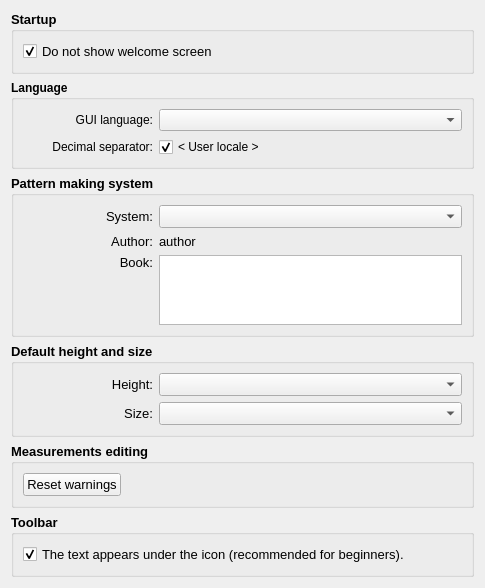
Above: src/app/seamlyme/dialogs/configpages/seamlymepreferencesconfigurationpage.ui from FashionFreedom/Seamly2D before the change. Below: the same form after it.
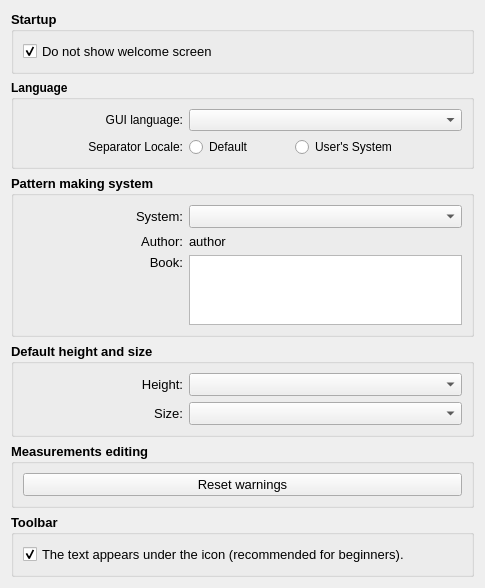
That is the form after the change.

Commit message: update locale pref selection in dialogs

Diff of the .ui file:
```diff
--- a/src/app/seamlyme/dialogs/configpages/seamlymepreferencesconfigurationpage.ui
+++ b/src/app/seamlyme/dialogs/configpages/seamlymepreferencesconfigurationpage.ui
@@ -7,9 +7,21 @@
     <x>0</x>
     <y>0</y>
     <width>485</width>
-    <height>567</height>
+    <height>579</height>
    </rect>
   </property>
+  <property name="sizePolicy">
+   <sizepolicy hsizetype="Expanding" vsizetype="Preferred">
+    <horstretch>0</horstretch>
+    <verstretch>0</verstretch>
+   </sizepolicy>
+  </property>
+  <property name="minimumSize">
+   <size>
+    <width>485</width>
+    <height>0</height>
+   </size>
+  </property>
   <property name="maximumSize">
    <size>
     <width>16777215</width>
@@ -37,7 +49,7 @@
      <property name="title">
       <string>Startup</string>
      </property>
-     <layout class="QVBoxLayout" name="verticalLayout_7">
+     <layout class="QVBoxLayout" name="verticalLayout_3">
       <item>
        <widget class="QCheckBox" name="showWelcome_CheckBox">
         <property name="font">
@@ -58,7 +70,13 @@
     </widget>
    </item>
    <item>
-    <widget class="QGroupBox" name="groupBox_2">
+    <widget class="QGroupBox" name="language_GroupBox">
+     <property name="sizePolicy">
+      <sizepolicy hsizetype="Expanding" vsizetype="Preferred">
+       <horstretch>0</horstretch>
+       <verstretch>0</verstretch>
+      </sizepolicy>
+     </property>
      <property name="font">
       <font>
        <bold>true</bold>
@@ -69,12 +87,12 @@
      </property>
      <layout class="QVBoxLayout" name="verticalLayout_2">
       <item>
-       <layout class="QHBoxLayout" name="horizontalLayout">
-        <item>
-         <widget class="QLabel" name="label_2">
+       <layout class="QFormLayout" name="language_FormLayout">
+        <item row="0" column="0">
+         <widget class="QLabel" name="guiLang_Label">
           <property name="minimumSize">
            <size>
-            <width>130</width>
+            <width>160</width>
             <height>0</height>
            </size>
           </property>
@@ -91,7 +109,7 @@
           </property>
          </widget>
         </item>
-        <item>
+        <item row="0" column="1">
          <widget class="QComboBox" name="langCombo">
           <property name="sizePolicy">
            <sizepolicy hsizetype="Expanding" vsizetype="Fixed">
@@ -101,7 +119,7 @@
           </property>
           <property name="minimumSize">
            <size>
-            <width>300</width>
+            <width>220</width>
             <height>0</height>
            </size>
           </property>
@@ -112,15 +130,11 @@
           </property>
          </widget>
         </item>
-       </layout>
-      </item>
-      <item>
-       <layout class="QHBoxLayout" name="horizontalLayout_2">
-        <item>
-         <widget class="QLabel" name="label_3">
+        <item row="1" column="0">
+         <widget class="QLabel" name="locale_Label">
           <property name="minimumSize">
            <size>
-            <width>130</width>
+            <width>160</width>
             <height>0</height>
            </size>
           </property>
@@ -130,39 +144,59 @@
            </font>
           </property>
           <property name="text">
-           <string>Decimal separator:</string>
+           <string>Separator Locale:</string>
           </property>
           <property name="alignment">
            <set>Qt::AlignRight|Qt::AlignTrailing|Qt::AlignVCenter</set>
           </property>
          </widget>
         </item>
-        <item>
-         <widget class="QCheckBox" name="osOption_CheckBox">
-          <property name="sizePolicy">
-           <sizepolicy hsizetype="Expanding" vsizetype="Fixed">
-            <horstretch>0</horstretch>
-            <verstretch>0</verstretch>
-           </sizepolicy>
-          </property>
-          <property name="minimumSize">
-           <size>
-            <width>300</width>
-            <height>0</height>
-           </size>
-          </property>
-          <property name="font">
-           <font>
-            <bold>false</bold>
-           </font>
-          </property>
-          <property name="text">
-           <string notr="true">&lt; User locale &gt;</string>
-          </property>
-          <property name="checked">
-           <bool>true</bool>
-          </property>
-         </widget>
+        <item row="1" column="1">
+         <layout class="QHBoxLayout" name="horizontalLayout">
+          <item>
+           <widget class="QRadioButton" name="cLocale_RadioButton">
+            <property name="minimumSize">
+             <size>
+              <width>100</width>
+              <height>0</height>
+             </size>
+            </property>
+            <property name="font">
+             <font>
+              <bold>false</bold>
+             </font>
+            </property>
+            <property name="text">
+             <string>Default</string>
+            </property>
+           </widget>
+          </item>
+          <item>
+           <widget class="QRadioButton" name="userLocale_RadioButton">
+            <property name="font">
+             <font>
+              <bold>false</bold>
+             </font>
+            </property>
+            <property name="text">
+             <string>User's System</string>
+            </property>
+           </widget>
+          </item>
+          <item>
+           <spacer name="horizontalSpacer">
+            <property name="orientation">
+             <enum>Qt::Horizontal</enum>
+            </property>
+            <property name="sizeHint" stdset="0">
+             <size>
+              <width>40</width>
+              <height>20</height>
+             </size>
+            </property>
+           </spacer>
+          </item>
+         </layout>
         </item>
        </layout>
       </item>
@@ -170,7 +204,13 @@
     </widget>
    </item>
    <item>
-    <widget class="QGroupBox" name="groupBox_3">
+    <widget class="QGroupBox" name="pms_GroupBox">
+     <property name="sizePolicy">
+      <sizepolicy hsizetype="Expanding" vsizetype="Preferred">
+       <horstretch>0</horstretch>
+       <verstretch>0</verstretch>
+      </sizepolicy>
+     </property>
      <property name="font">
       <font>
        <pointsize>10</pointsize>
@@ -180,14 +220,14 @@
      <property name="title">
       <string>Pattern making system</string>
      </property>
-     <layout class="QVBoxLayout" name="verticalLayout_3">
+     <layout class="QVBoxLayout" name="verticalLayout_4">
       <item>
-       <layout class="QHBoxLayout" name="horizontalLayout_3">
-        <item>
-         <widget class="QLabel" name="label_6">
+       <layout class="QFormLayout" name="pms_FormLayout">
+        <item row="0" column="0">
+         <widget class="QLabel" name="system_Label">
           <property name="minimumSize">
            <size>
-            <width>130</width>
+            <width>160</width>
             <height>0</height>
            </size>
           </property>
@@ -205,7 +245,7 @@
           </property>
          </widget>
         </item>
-        <item>
+        <item row="0" column="1">
          <widget class="QComboBox" name="systemCombo">
           <property name="sizePolicy">
            <sizepolicy hsizetype="Expanding" vsizetype="Fixed">
@@ -215,7 +255,7 @@
           </property>
           <property name="minimumSize">
            <size>
-            <width>300</width>
+            <width>220</width>
             <height>0</height>
            </size>
           </property>
@@ -227,15 +267,11 @@
           </property>
          </widget>
         </item>
-       </layout>
-      </item>
-      <item>
-       <layout class="QHBoxLayout" name="horizontalLayout_4">
-        <item>
-         <widget class="QLabel" name="label_7">
+        <item row="1" column="0">
+         <widget class="QLabel" name="author_Label">
           <property name="minimumSize">
            <size>
-            <width>130</width>
+            <width>160</width>
             <height>0</height>
            </size>
           </property>
@@ -253,7 +289,7 @@
           </property>
          </widget>
         </item>
-        <item>
+        <item row="1" column="1">
          <widget class="QLabel" name="systemAuthorValueLabel">
           <property name="sizePolicy">
            <sizepolicy hsizetype="Expanding" vsizetype="Preferred">
@@ -278,15 +314,11 @@
           </property>
          </widget>
         </item>
-       </layout>
-      </item>
-      <item>
-       <layout class="QHBoxLayout" name="horizontalLayout_5">
-        <item>
-         <widget class="QLabel" name="label_9">
+        <item row="2" column="0">
+         <widget class="QLabel" name="book_Label">
           <property name="minimumSize">
            <size>
-            <width>130</width>
+            <width>160</width>
             <height>0</height>
            </size>
           </property>
@@ -304,7 +336,7 @@
           </property>
          </widget>
         </item>
-        <item>
+        <item row="2" column="1">
          <widget class="QPlainTextEdit" name="systemBookValueLabel">
           <property name="sizePolicy">
            <sizepolicy hsizetype="Expanding" vsizetype="Preferred">
@@ -314,7 +346,7 @@
           </property>
           <property name="minimumSize">
            <size>
-            <width>300</width>
+            <width>220</width>
             <height>0</height>
            </size>
           </property>
@@ -335,7 +367,13 @@
     </widget>
    </item>
    <item>
-    <widget class="QGroupBox" name="groupBox">
+    <widget class="QGroupBox" name="heightSize_GroupBox">
+     <property name="sizePolicy">
+      <sizepolicy hsizetype="Expanding" vsizetype="Preferred">
+       <horstretch>0</horstretch>
+       <verstretch>0</verstretch>
+      </sizepolicy>
+     </property>
      <property name="font">
       <font>
        <pointsize>10</pointsize>
@@ -345,14 +383,14 @@
      <property name="title">
       <string>Default height and size</string>
      </property>
-     <layout class="QVBoxLayout" name="verticalLayout_4">
+     <layout class="QVBoxLayout" name="verticalLayout_5">
       <item>
-       <layout class="QHBoxLayout" name="horizontalLayout_6">
-        <item>
-         <widget class="QLabel" name="label">
+       <layout class="QFormLayout" name="heightSize_FormLayout">
+        <item row="0" column="0">
+         <widget class="QLabel" name="heigh_Label">
           <property name="minimumSize">
            <size>
-            <width>130</width>
+            <width>160</width>
             <height>0</height>
            </size>
           </property>
@@ -370,7 +408,7 @@
           </property>
          </widget>
         </item>
-        <item>
+        <item row="0" column="1">
          <widget class="QComboBox" name="defHeightCombo">
           <property name="sizePolicy">
            <sizepolicy hsizetype="Expanding" vsizetype="Fixed">
@@ -380,7 +418,7 @@
           </property>
           <property name="minimumSize">
            <size>
-            <width>300</width>
+            <width>220</width>
             <height>0</height>
            </size>
           </property>
@@ -392,15 +430,11 @@
           </property>
          </widget>
         </item>
-       </layout>
-      </item>
-      <item>
-       <layout class="QHBoxLayout" name="horizontalLayout_7">
-        <item>
-         <widget class="QLabel" name="label_4">
+        <item row="1" column="0">
+         <widget class="QLabel" name="size_Label">
           <property name="minimumSize">
            <size>
-            <width>130</width>
+            <width>160</width>
             <height>0</height>
            </size>
           </property>
@@ -418,7 +452,7 @@
           </property>
          </widget>
         </item>
-        <item>
+        <item row="1" column="1">
          <widget class="QComboBox" name="defSizeCombo">
           <property name="sizePolicy">
            <sizepolicy hsizetype="Expanding" vsizetype="Fixed">
@@ -428,7 +462,7 @@
           </property>
           <property name="minimumSize">
            <size>
-            <width>300</width>
+            <width>220</width>
             <height>0</height>
            </size>
           </property>
@@ -446,7 +480,13 @@
     </widget>
    </item>
    <item>
-    <widget class="QGroupBox" name="groupBox_5">
+    <widget class="QGroupBox" name="editing_groupBox">
+     <property name="sizePolicy">
+      <sizepolicy hsizetype="Expanding" vsizetype="Preferred">
+       <horstretch>0</horstretch>
+       <verstretch>0</verstretch>
+      </sizepolicy>
+     </property>
      <property name="font">
       <font>
        <pointsize>10</pointsize>
@@ -460,7 +500,7 @@
       <item>
        <widget class="QPushButton" name="resetWarningsButton">
         <property name="sizePolicy">
-         <sizepolicy hsizetype="Fixed" vsizetype="Fixed">
+         <sizepolicy hsizetype="Expanding" vsizetype="Preferred">
           <horstretch>0</horstretch>
           <verstretch>0</verstretch>
          </sizepolicy>
@@ -490,7 +530,7 @@
      <property name="title">
       <string>Toolbar</string>
      </property>
-     <layout class="QVBoxLayout" name="verticalLayout_5">
+     <layout class="QVBoxLayout" name="verticalLayout_7">
       <item>
        <widget class="QCheckBox" name="toolBarStyle_CheckBox">
         <property name="font">
@@ -510,19 +550,6 @@
      </layout>
     </widget>
    </item>
-   <item>
-    <spacer name="verticalSpacer">
-     <property name="orientation">
-      <enum>Qt::Vertical</enum>
-     </property>
-     <property name="sizeHint" stdset="0">
-      <size>
-       <width>20</width>
-       <height>40</height>
-      </size>
-     </property>
-    </spacer>
-   </item>
   </layout>
  </widget>
  <resources/>
```
Left out of the diff: 8 changed lines with no effect on the pictures. The commit also changes 26 other files.
